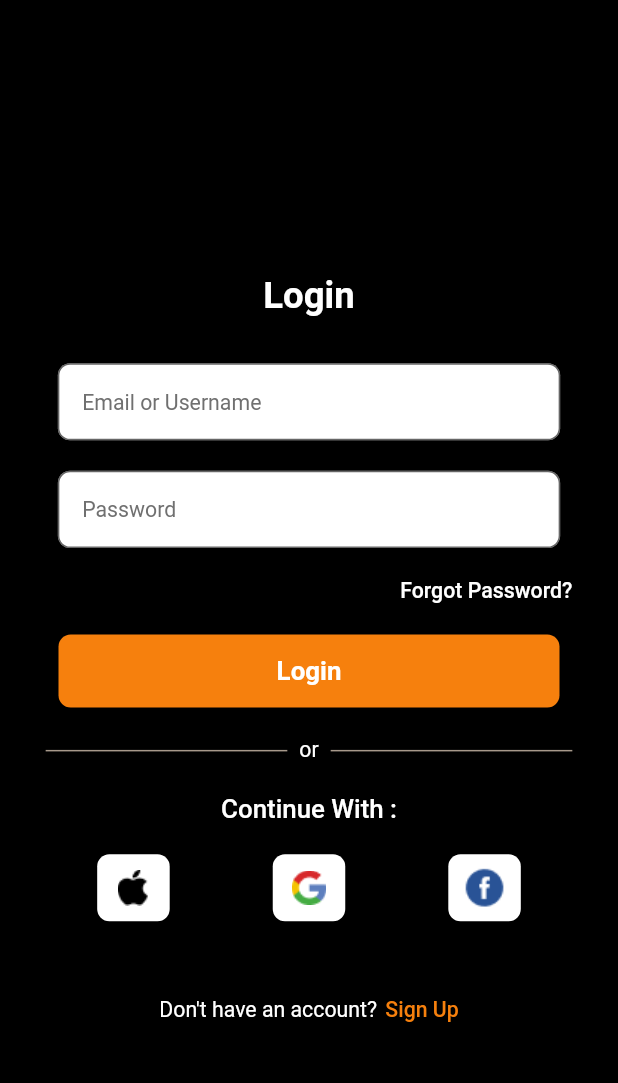
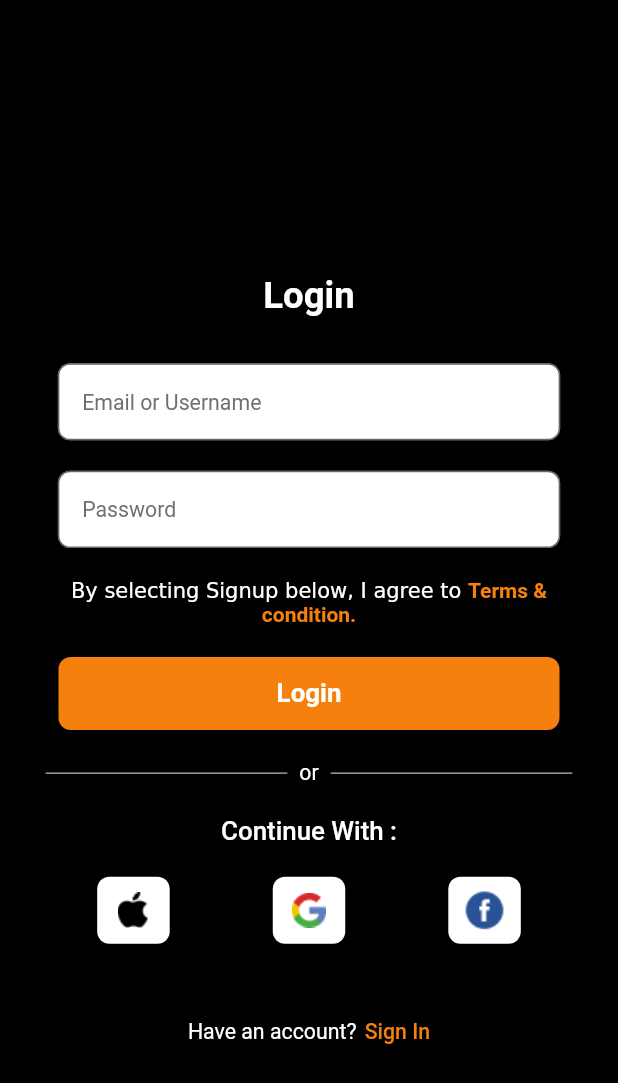
Before and after one commit to ipriyam26/Shift, a Flutter app: the screen it shows after launch, on a phone screen of 412 x 824 dp. Shown: the top 1083 px of the screen. Run offline on Flutter 3.47's test engine with Material 2 defaults, Android fonts, the phone set to English and light mode, and no system bars; our stand-ins replace flutter_screenutil, get.

Commit message:
done yaha tk

```diff
--- a/lib/authentication/controller/login_controller.dart
+++ b/lib/authentication/controller/login_controller.dart
@@ -2,4 +2,5 @@ import 'package:get/get_state_manager/src/simple/get_controllers.dart';
 
 class LoginController extends GetxController {
 
+
 }
--- a/lib/authentication/view/login.dart
+++ b/lib/authentication/view/login.dart
@@ -1,6 +1,7 @@
 import 'package:flutter/material.dart';
 import 'package:flutter_screenutil/flutter_screenutil.dart';
 import 'package:get/get.dart';
+import 'package:money_goes_brr/authentication/view/sign_in.dart';
 // import 'package:waste_not/screens/presentation/signup.dart';
 
 import '../controller/login_controller.dart';
@@ -78,6 +79,7 @@ class Login extends StatelessWidget {
               Padding(
                 padding: EdgeInsets.symmetric(horizontal: 8.sp),
                 child: TextFormField(
+                  obscureText: true,
                   textAlign: TextAlign.left,
                   keyboardType: TextInputType.text,
                   onFieldSubmitted: (value) {},
@@ -273,6 +275,7 @@ class Login extends StatelessWidget {
                   SizedBox(width: 5.w,),
                   GestureDetector(
                     onTap: (){
+                      Get.to(SignIn());
                       // Navigator.push(context, MaterialPageRoute(builder: (context)=>SignUp()));
                     },
                     child: Text("Sign Up",style: TextStyle(fontWeight: FontWeight.w500,fontSize: 14.sp,color: Color(0xffF6800D)),),
@@ -288,3 +291,27 @@ class Login extends StatelessWidget {
     );
   }
 }
+
+class PasswordTextField extends StatelessWidget {
+  final bool obscureText;
+  final void Function(bool) onObscureTextToggled;
+
+  const PasswordTextField({super.key,
+    required this.obscureText,
+    required this.onObscureTextToggled,
+  }) ;
+
+  @override
+  Widget build(BuildContext context) {
+    // TODO: implement build
+    return TextFormField(
+      obscureText: obscureText,
+      decoration: InputDecoration(
+        suffixIcon: IconButton(
+          icon: Icon(obscureText ? Icons.visibility_off : Icons.visibility),
+          onPressed: () => onObscureTextToggled(!obscureText),
+        ),
+      ),
+    );
+  }
+}
--- a/lib/authentication/view/sign_in.dart
+++ b/lib/authentication/view/sign_in.dart
@@ -0,0 +1,320 @@
+import 'package:flutter/material.dart';
+import 'package:flutter_screenutil/flutter_screenutil.dart';
+import 'package:get/get.dart';
+import 'package:money_goes_brr/authentication/view/login.dart';
+// import 'package:waste_not/screens/presentation/signup.dart';
+
+import '../controller/login_controller.dart';
+
+class SignIn extends StatelessWidget {
+// put login controller
+  final loginController = Get.put(LoginController());
+
+  String email = "";
+  String password = "";
+
+  @override
+  Widget build(BuildContext context) {
+    GlobalKey<FormState> form = GlobalKey<FormState>();
+    return Scaffold(
+      backgroundColor: Colors.black,
+
+      body: Container(
+        padding: EdgeInsets.all(30.sp),
+        child: SingleChildScrollView(
+          child: Column(
+            mainAxisAlignment: MainAxisAlignment.center,
+            children: <Widget>[
+              SizedBox(height : 150.h),
+
+              Text(
+                "Login",
+                style: TextStyle(
+                  color: Colors.white,
+                  fontSize: 24.sp,
+                  fontWeight: FontWeight.w700,
+                ),
+              ),
+              SizedBox(height: 30.h),
+              Padding(
+                padding: EdgeInsets.symmetric(horizontal: 8.sp),
+                child: TextFormField(
+                  textAlign: TextAlign.left,
+                  keyboardType: TextInputType.text,
+                  onFieldSubmitted: (value) {},
+                  onChanged: (value) {
+                    email = value;
+                  },
+                  validator: (value) {
+                    if (value!.isEmpty ||
+                        !RegExp(r"^[a-zA-Z0-9.a-zA-Z0-9.!#$%&'*+-/=?^_`{|}~]+@[a-zA-Z0-9]+\.[a-zA-Z]+")
+                            .hasMatch(value)) {
+                      return 'Enter a valid email!';
+                    }
+                    return null;
+                  },
+                  decoration: InputDecoration(
+
+                    hintText: 'Email or Username ',
+                    hintStyle: TextStyle(
+                      color: Color(0xff707070),
+                      fontSize: 14.sp,
+                      fontWeight: FontWeight.w400,
+                    ),
+                    border: OutlineInputBorder(
+                      borderRadius: BorderRadius.circular(8.sp),
+                      borderSide: const BorderSide(
+                        width: 2,
+                        style: BorderStyle.none,
+                      ),
+                    ),
+                    filled: true,
+                    contentPadding: EdgeInsets.all(16.sp),
+                    fillColor: Colors.white,
+                  ),
+                ),
+              ),
+              SizedBox(height: 20.h),
+
+              Padding(
+                padding: EdgeInsets.symmetric(horizontal: 8.sp),
+                child: TextFormField(
+                  obscureText: true,
+                  textAlign: TextAlign.left,
+                  keyboardType: TextInputType.text,
+                  onFieldSubmitted: (value) {},
+                  onChanged: (value) {
+                    email = value;
+                  },
+                  validator: (value) {
+                    if (value!.isEmpty ||
+                        !RegExp(r"^[a-zA-Z0-9.a-zA-Z0-9.!#$%&'*+-/=?^_`{|}~]+@[a-zA-Z0-9]+\.[a-zA-Z]+")
+                            .hasMatch(value)) {
+                      return 'Enter a valid email!';
+                    }
+                    return null;
+                  },
+                  decoration: InputDecoration(
+                    hintStyle: TextStyle(
+                      color: Color(0xff707070),
+                      fontSize: 14.sp,
+                      fontWeight: FontWeight.w400,
+                    ),
+                    hintText: 'Password',
+                    border: OutlineInputBorder(
+                      borderRadius: BorderRadius.circular(8.sp),
+                      borderSide: const BorderSide(
+                        width: 2,
+                        style: BorderStyle.none,
+                      ),
+                    ),
+                    filled: true,
+                    contentPadding: EdgeInsets.all(16.sp),
+                    fillColor: Colors.white,
+                  ),
+                ),
+              ),
+              SizedBox(height: 20.h),
+
+              Row(
+                mainAxisAlignment: MainAxisAlignment.center,
+                children: [
+                  GestureDetector(
+                    onTap: (){
+
+                    },
+                    child: RichText(
+
+                      textAlign: TextAlign.center,
+                      text: TextSpan(
+
+                        children: <TextSpan>[
+                           const TextSpan(text: 'By selecting Signup below, I agree to '),
+
+                           const TextSpan(text: 'Terms & \ncondition.', style:  TextStyle(fontWeight: FontWeight.bold,color: Color(0xfff6800D))),
+                        ],
+                      ),
+                  ),
+                  )
+                ],
+              ),
+              SizedBox(height: 20.h),
+              // Padding(
+              //   padding: EdgeInsets.symmetric(horizontal: 8.sp),
+              //   child: TextFormField(
+              //     textAlign: TextAlign.center,
+              //     keyboardType: TextInputType.text,
+              //     onFieldSubmitted: (value) {},
+              //     onChanged: (value) {
+              //       email = value;
+              //     },
+              //     decoration: InputDecoration(
+              //       hintText: 'Sign In',
+              //       hintStyle: TextStyle(
+              //         color: Colors.white,
+              //         fontSize: 17.sp,
+              //         fontWeight: FontWeight.w600,
+              //       ),
+              //       border: OutlineInputBorder(
+              //         borderRadius: BorderRadius.circular(8.sp),
+              //         borderSide: const BorderSide(
+              //           width: 2,
+              //           style: BorderStyle.none,
+              //         ),
+              //       ),
+              //       filled: true,
+              //       contentPadding: EdgeInsets.all(17.sp),
+              //       fillColor: Color(0xFFF6800D),
+              //     ),
+              //   ),
+              // ),
+              Row(
+                mainAxisSize: MainAxisSize.max,
+                mainAxisAlignment: MainAxisAlignment.center,
+                crossAxisAlignment: CrossAxisAlignment.center,
+                children: [
+                  Container(
+                    height: 48.h,
+                    width: 304.w,
+                    decoration: BoxDecoration(
+                        color: const Color(0xffF6800D),
+                        borderRadius:
+                        BorderRadius.all(Radius.circular(8.sp))),
+                    child: Center(
+                      child: Text(
+                        'Login',
+                        style: TextStyle(
+                            fontSize: 17.sp,
+                            fontWeight: FontWeight.w600,
+                            color: Colors.white),
+                      ),
+                    ),
+                  ),
+                ],
+              ),
+              SizedBox(height: 20.h),
+              Container(
+                child: Row(
+                  children: [
+                    Expanded(
+                      child: Divider(
+                        thickness: 1,
+                        color: Color(0xffA7998B),
+                      ),
+                    ),
+                    Padding(
+                      padding: EdgeInsets.symmetric(horizontal: 8),
+                      child: Text(
+                        "or",
+                        style: TextStyle(
+                          fontWeight: FontWeight.w400,
+                          fontSize: 14.sp,
+                          color: Colors.white,
+                        ),
+                      ),
+                    ),
+                    Expanded(
+                      child: Divider(
+                        thickness: 1,
+                        color: Color(0xffA7998B),
+                      ),
+                    ),
+                  ],
+                ),
+              ),
+
+              SizedBox(height: 20.h),
+              Row(
+                mainAxisAlignment: MainAxisAlignment.center,
+                children: [
+                  Text("Continue With :",style: TextStyle(fontWeight: FontWeight.w500,fontSize: 17.sp,color: Colors.white),)
+                ],
+              ),
+              SizedBox(height: 20.h),
+
+              Row(
+                mainAxisAlignment: MainAxisAlignment.spaceAround,
+                children: [
+                  Container(
+                    child: Image.asset("assets/apple.png"),
+
+                    height: 44.h,
+                    width: 44.w,
+                    decoration: BoxDecoration(
+                        color: Colors.white,
+                        borderRadius:
+                        BorderRadius.all(Radius.circular(8.sp))),
+
+                  ),
+                  Container(
+                    child: Image.asset("assets/google.png"),
+                    height: 44.h,
+                    width: 44.w,
+                    decoration: BoxDecoration(
+                        color: Colors.white,
+                        borderRadius:
+                        BorderRadius.all(Radius.circular(8.sp))),
+
+                  ),
+                  Container(
+                    child: Image.asset("assets/fb.png"),
+
+                    height: 44.h,
+                    width: 44.w,
+                    decoration: BoxDecoration(
+                        color: Colors.white,
+                        borderRadius:
+                        BorderRadius.all(Radius.circular(8.sp))),
+
+                  ),
+
+                ],
+              ),
+              SizedBox(height: 50.h),
+              Row(
+                mainAxisAlignment: MainAxisAlignment.center,
+                children: [
+                  Text("Have an account?",style: TextStyle(fontWeight: FontWeight.w400,fontSize: 14.sp,color: Colors.white),),
+                  SizedBox(width: 5.w,),
+                  GestureDetector(
+                    onTap: (){
+                      Get.to(Login());
+                      // Navigator.push(context, MaterialPageRoute(builder: (context)=>SignUp()));
+                    },
+                    child: Text("Sign In",style: TextStyle(fontWeight: FontWeight.w500,fontSize: 14.sp,color: Color(0xffF6800D)),),
+                  )
+                ],
+              ),
+
+            ],
+          ),
+        ),
+      ),
+
+    );
+  }
+}
+
+class PasswordTextField extends StatelessWidget {
+  final bool obscureText;
+  final void Function(bool) onObscureTextToggled;
+
+  const PasswordTextField({super.key,
+    required this.obscureText,
+    required this.onObscureTextToggled,
+  }) ;
+
+  @override
+  Widget build(BuildContext context) {
+    // TODO: implement build
+    return TextFormField(
+      obscureText: obscureText,
+      decoration: InputDecoration(
+        suffixIcon: IconButton(
+          icon: Icon(obscureText ? Icons.visibility_off : Icons.visibility),
+          onPressed: () => onObscureTextToggled(!obscureText),
+        ),
+      ),
+    );
+  }
+}
--- a/lib/main.dart
+++ b/lib/main.dart
@@ -3,6 +3,7 @@ import 'package:flutter_screenutil/flutter_screenutil.dart';
 import 'package:get/get_navigation/src/root/get_material_app.dart';
 
 import 'authentication/view/login.dart';
+import 'authentication/view/sign_in.dart';
 
 void main() {
   runApp(const MyApp());
@@ -21,7 +22,7 @@ class MyApp extends StatelessWidget {
       builder: (context, a) {
         return  GetMaterialApp(
           debugShowCheckedModeBanner: false,
-          home: Login(),
+          home: SignIn(),
         );
       },
     );
```
